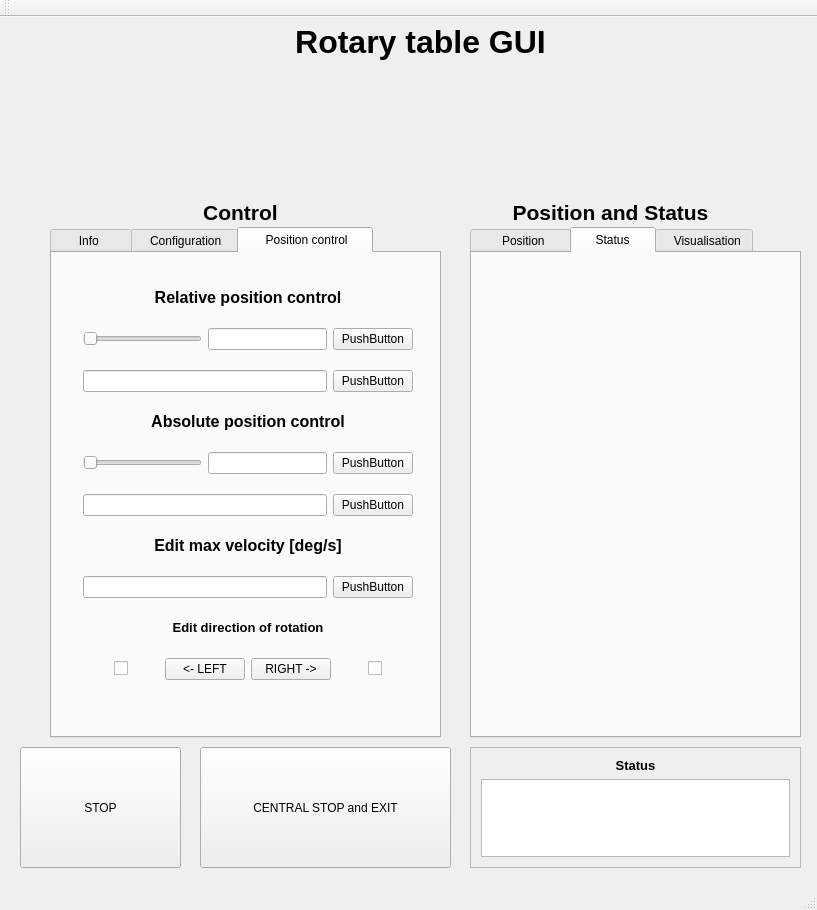
First picture: the form in rotary_table_gui/user_interface/mainwindow.ui, repository dluhosko/ROS_src, before the edit.
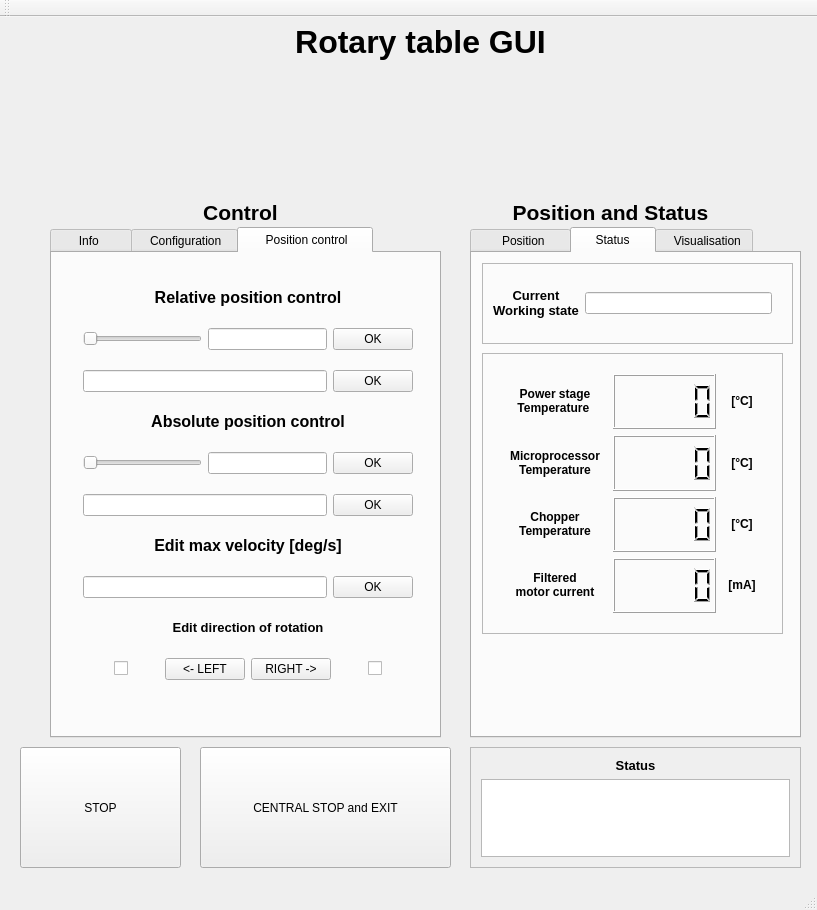
Second picture: the form after the edit. The open tabs and pages were chosen to show the change. Icons and pictures are not drawn.

Commit message:
Done: subscriber to Status and Error from CAN, modified SENSODRIVE logo, adjust rotary table disk
TO DO: test the incomming signals from RT and then modify STATUS and ERROR decoding in GUI, change line edit to text edit and -> then write current status to text edit, find out how to set direction of rotation`

```diff
--- a/rotary_table_gui/user_interface/mainwindow.ui
+++ b/rotary_table_gui/user_interface/mainwindow.ui
@@ -245,7 +245,7 @@
          </widget>
         </item>
         <item>
-         <widget class="QLineEdit" name="config_workingState_LE"/>
+         <widget class="QTextEdit" name="config_workingState_TE"/>
         </item>
        </layout>
       </widget>
@@ -301,7 +301,7 @@
            <item>
             <widget class="QPushButton" name="relativeControl_slider_PB">
              <property name="text">
-              <string>PushButton</string>
+              <string>OK</string>
              </property>
             </widget>
            </item>
@@ -317,7 +317,7 @@
          <item>
           <widget class="QPushButton" name="relativeControl_input_PB">
            <property name="text">
-            <string>PushButton</string>
+            <string>OK</string>
            </property>
           </widget>
          </item>
@@ -354,7 +354,7 @@
          <item>
           <widget class="QPushButton" name="absoluteControl_slider_PB">
            <property name="text">
-            <string>PushButton</string>
+            <string>OK</string>
            </property>
           </widget>
          </item>
@@ -368,7 +368,7 @@
          <item>
           <widget class="QPushButton" name="absoluteControl_input_PB">
            <property name="text">
-            <string>PushButton</string>
+            <string>OK</string>
            </property>
           </widget>
          </item>
@@ -395,7 +395,7 @@
          <item>
           <widget class="QPushButton" name="MaxVelocity_input_PB">
            <property name="text">
-            <string>PushButton</string>
+            <string>OK</string>
            </property>
           </widget>
          </item>
@@ -801,6 +801,146 @@
      <attribute name="title">
       <string>    Status    </string>
      </attribute>
+     <widget class="QFrame" name="frame_7">
+      <property name="geometry">
+       <rect>
+        <x>10</x>
+        <y>100</y>
+        <width>301</width>
+        <height>281</height>
+       </rect>
+      </property>
+      <property name="frameShape">
+       <enum>QFrame::StyledPanel</enum>
+      </property>
+      <property name="frameShadow">
+       <enum>QFrame::Raised</enum>
+      </property>
+      <widget class="QWidget" name="gridLayoutWidget">
+       <property name="geometry">
+        <rect>
+         <x>10</x>
+         <y>10</y>
+         <width>281</width>
+         <height>261</height>
+        </rect>
+       </property>
+       <layout class="QGridLayout" name="gridLayout">
+        <item row="0" column="0">
+         <widget class="QLabel" name="label_31">
+          <property name="text">
+           <string>&lt;html&gt;&lt;head/&gt;&lt;body&gt;&lt;p align=&quot;center&quot;&gt;&lt;span style=&quot; font-weight:600;&quot;&gt;Power stage&lt;br/&gt;Temperature &lt;/span&gt;&lt;/p&gt;&lt;/body&gt;&lt;/html&gt;</string>
+          </property>
+         </widget>
+        </item>
+        <item row="2" column="0">
+         <widget class="QLabel" name="label_33">
+          <property name="text">
+           <string>&lt;html&gt;&lt;head/&gt;&lt;body&gt;&lt;p align=&quot;center&quot;&gt;&lt;span style=&quot; font-weight:600;&quot;&gt;Chopper&lt;br/&gt;Temperature&lt;/span&gt;&lt;/p&gt;&lt;/body&gt;&lt;/html&gt;</string>
+          </property>
+         </widget>
+        </item>
+        <item row="2" column="1">
+         <widget class="QLCDNumber" name="status_ChopperTemp_LCD"/>
+        </item>
+        <item row="0" column="1">
+         <widget class="QLCDNumber" name="status_powerStageTemp_LCD"/>
+        </item>
+        <item row="3" column="0">
+         <widget class="QLabel" name="label_34">
+          <property name="text">
+           <string>&lt;html&gt;&lt;head/&gt;&lt;body&gt;&lt;p align=&quot;center&quot;&gt;&lt;span style=&quot; font-weight:600;&quot;&gt;Filtered&lt;br/&gt;motor current&lt;/span&gt;&lt;/p&gt;&lt;/body&gt;&lt;/html&gt;</string>
+          </property>
+         </widget>
+        </item>
+        <item row="1" column="1">
+         <widget class="QLCDNumber" name="status_MicroprocesorTemp_LCD"/>
+        </item>
+        <item row="1" column="0">
+         <widget class="QLabel" name="label_32">
+          <property name="text">
+           <string>&lt;html&gt;&lt;head/&gt;&lt;body&gt;&lt;p align=&quot;center&quot;&gt;&lt;span style=&quot; font-weight:600;&quot;&gt;Microprocessor&lt;br/&gt;Temperature&lt;/span&gt;&lt;/p&gt;&lt;/body&gt;&lt;/html&gt;</string>
+          </property>
+         </widget>
+        </item>
+        <item row="3" column="1">
+         <widget class="QLCDNumber" name="filteredMotorCurrent_LCD"/>
+        </item>
+        <item row="0" column="2">
+         <widget class="QLabel" name="label_35">
+          <property name="maximumSize">
+           <size>
+            <width>40</width>
+            <height>16777215</height>
+           </size>
+          </property>
+          <property name="text">
+           <string>&lt;html&gt;&lt;head/&gt;&lt;body&gt;&lt;p align=&quot;center&quot;&gt;&lt;span style=&quot; font-weight:600;&quot;&gt;[°C]&lt;/span&gt;&lt;/p&gt;&lt;/body&gt;&lt;/html&gt;</string>
+          </property>
+         </widget>
+        </item>
+        <item row="1" column="2">
+         <widget class="QLabel" name="label_39">
+          <property name="text">
+           <string>&lt;html&gt;&lt;head/&gt;&lt;body&gt;&lt;p align=&quot;center&quot;&gt;&lt;span style=&quot; font-weight:600;&quot;&gt;[°C]&lt;/span&gt;&lt;/p&gt;&lt;/body&gt;&lt;/html&gt;</string>
+          </property>
+         </widget>
+        </item>
+        <item row="2" column="2">
+         <widget class="QLabel" name="label_36">
+          <property name="text">
+           <string>&lt;html&gt;&lt;head/&gt;&lt;body&gt;&lt;p align=&quot;center&quot;&gt;&lt;span style=&quot; font-weight:600;&quot;&gt;[°C]&lt;/span&gt;&lt;/p&gt;&lt;/body&gt;&lt;/html&gt;</string>
+          </property>
+         </widget>
+        </item>
+        <item row="3" column="2">
+         <widget class="QLabel" name="label_37">
+          <property name="text">
+           <string>&lt;html&gt;&lt;head/&gt;&lt;body&gt;&lt;p align=&quot;center&quot;&gt;&lt;span style=&quot; font-weight:600;&quot;&gt;[mA]&lt;/span&gt;&lt;/p&gt;&lt;/body&gt;&lt;/html&gt;</string>
+          </property>
+         </widget>
+        </item>
+       </layout>
+      </widget>
+     </widget>
+     <widget class="QFrame" name="frame_10">
+      <property name="geometry">
+       <rect>
+        <x>10</x>
+        <y>10</y>
+        <width>311</width>
+        <height>81</height>
+       </rect>
+      </property>
+      <property name="frameShape">
+       <enum>QFrame::StyledPanel</enum>
+      </property>
+      <property name="frameShadow">
+       <enum>QFrame::Raised</enum>
+      </property>
+      <widget class="QWidget" name="horizontalLayoutWidget_19">
+       <property name="geometry">
+        <rect>
+         <x>0</x>
+         <y>0</y>
+         <width>301</width>
+         <height>80</height>
+        </rect>
+       </property>
+       <layout class="QHBoxLayout" name="horizontalLayout_19">
+        <item>
+         <widget class="QLabel" name="label_30">
+          <property name="text">
+           <string>&lt;html&gt;&lt;head/&gt;&lt;body&gt;&lt;p align=&quot;center&quot;&gt;&lt;span style=&quot; font-size:10pt; font-weight:600;&quot;&gt;Current&lt;br/&gt;Working state&lt;/span&gt;&lt;/p&gt;&lt;/body&gt;&lt;/html&gt;</string>
+          </property>
+         </widget>
+        </item>
+        <item>
+         <widget class="QLineEdit" name="config_workingState_LE"/>
+        </item>
+       </layout>
+      </widget>
+     </widget>
     </widget>
     <widget class="QWidget" name="tab">
      <attribute name="title">
```
Left out of the diff: 12 changed lines with no effect on the pictures. The commit also changes 84 other files.
